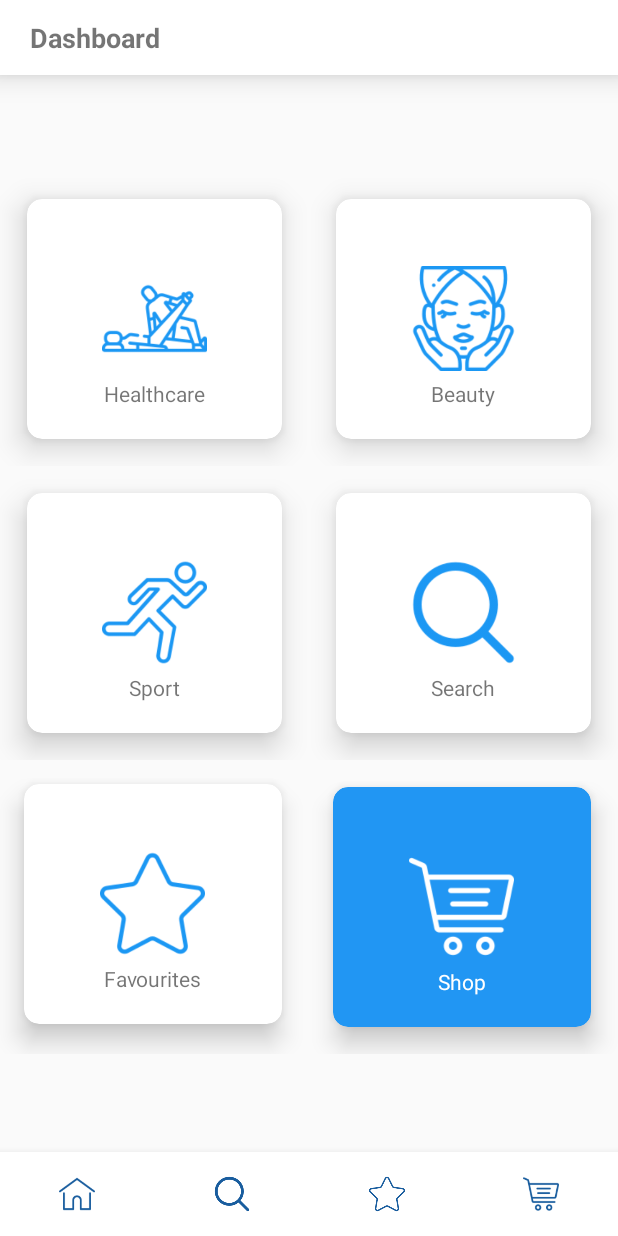
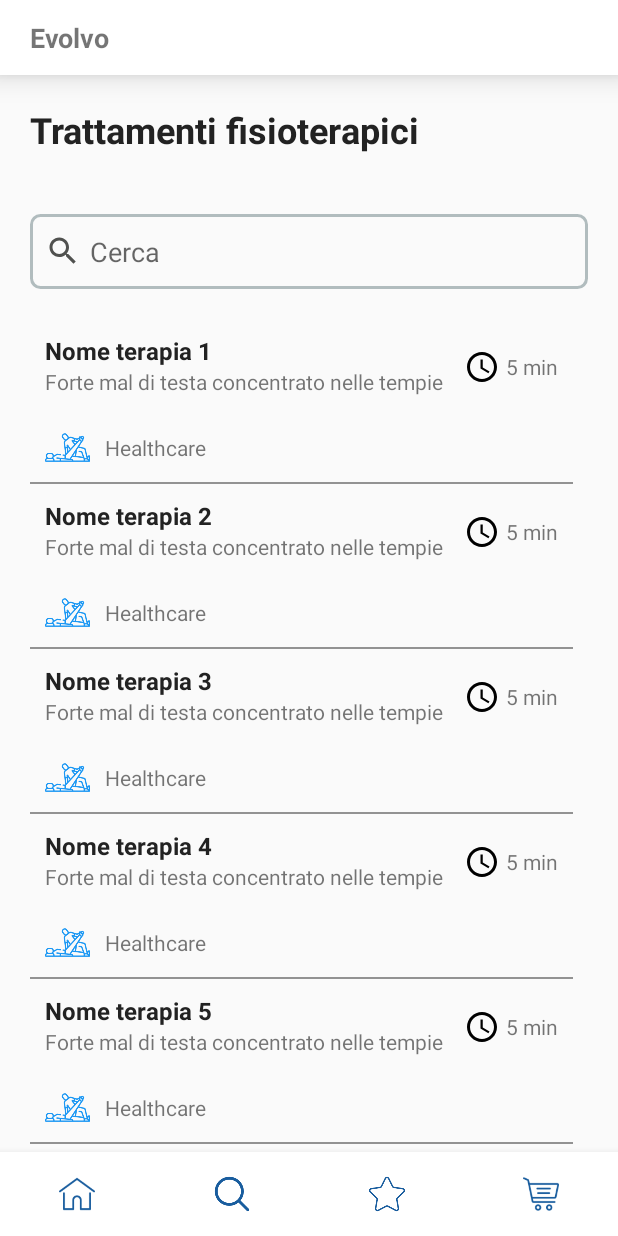
Before and after one commit to stebaia/Evolvo, an Android app: the DashboardFragment screen opened directly, with no data from a screen before it, item 2 of the bottom bar chosen, on a phone screen of 412 x 824 dp. Run offline under Robolectric (Android 15) with nearby library versions, the phone set to English and light mode, and no system bars; Roboto replaces fonts that are not available here.

Commit message:
aggiunta recyclerview

```diff
--- a/app/src/main/java/com/example/evolvo/MainActivity.kt
+++ b/app/src/main/java/com/example/evolvo/MainActivity.kt
@@ -3,7 +3,11 @@ package com.example.evolvo
 import androidx.appcompat.app.AppCompatActivity
 import android.os.Bundle
 import androidx.cardview.widget.CardView
+import androidx.fragment.app.Fragment
 import com.example.evolvo.fragments.DashboardFragment
+import com.example.evolvo.fragments.FisioChooseFragment
+import com.google.android.material.bottomnavigation.BottomNavigationView
+import kotlinx.android.synthetic.main.activity_main.*
 
 class MainActivity : AppCompatActivity() {
 
@@ -16,5 +20,37 @@ class MainActivity : AppCompatActivity() {
         if (savedInstanceState == null){
             supportFragmentManager.beginTransaction().add(R.id.container,DashboardFragment.newIstance(),"dashboard").commit()
         }
+        val bottomNavigation: BottomNavigationView = findViewById(R.id.design_bottom_sheet)
+        bottomNavigation.setOnNavigationItemSelectedListener(mOnNavigationItemSelectedListener)
+
     }
+
+
+    val mOnNavigationItemSelectedListener = BottomNavigationView.OnNavigationItemSelectedListener {item ->
+        when(item.itemId){
+            R.id.action_favourites -> {
+                return@OnNavigationItemSelectedListener true
+            }
+            R.id.action_shop -> {
+                return@OnNavigationItemSelectedListener true
+            }
+            R.id.action_dashboard -> {
+                return@OnNavigationItemSelectedListener true
+            }
+            R.id.action_search -> {
+                val songsFragment = FisioChooseFragment.newIstance()
+                openFragment(songsFragment)
+                return@OnNavigationItemSelectedListener true
+            }
+        }
+        false
+    }
+
+    private fun openFragment(fragment: Fragment) {
+        val transaction = supportFragmentManager.beginTransaction()
+        transaction.replace(R.id.container, fragment)
+        transaction.addToBackStack(null)
+        transaction.commit()
+    }
+
 }
--- a/app/src/main/java/com/example/evolvo/adapters/TherapyAdapter.kt
+++ b/app/src/main/java/com/example/evolvo/adapters/TherapyAdapter.kt
@@ -1,4 +1,29 @@
 package com.example.evolvo.adapters
 
-class TherapyAdapter () {
+import android.content.Context
+import android.view.LayoutInflater
+import android.view.View
+import android.view.ViewGroup
+import androidx.recyclerview.widget.RecyclerView
+import com.example.evolvo.R
+import com.example.evolvo.models.Therapy
+import kotlinx.android.synthetic.main.item_treathment_layout.view.*
+
+class TherapyAdapter (val therapies: ArrayList<Therapy>,val context: Context) : RecyclerView.Adapter<TherapyAdapter.ViewHolder>() {
+    override fun onCreateViewHolder(parent: ViewGroup, viewType: Int): ViewHolder {
+        return ViewHolder(LayoutInflater.from(context).inflate(R.layout.item_treathment_layout, parent, false))
+    }
+
+    override fun getItemCount(): Int {
+        return therapies.size
+    }
+
+    override fun onBindViewHolder(holder: ViewHolder, position: Int) {
+        holder?.txt_nome?.text = therapies.get(position).name
+    }
+
+    class ViewHolder (view: View) : RecyclerView.ViewHolder(view){
+        val txt_nome = view.txt_nome
+    }
+
 }
--- a/app/src/main/java/com/example/evolvo/fragments/DashboardFragment.kt
+++ b/app/src/main/java/com/example/evolvo/fragments/DashboardFragment.kt
@@ -12,14 +12,18 @@ class DashboardFragment : Fragment() {
 
     override fun onCreateView(inflater: LayoutInflater, container: ViewGroup?, savedInstanceState: Bundle?): View? {
         val view = inflater.inflate(R.layout.fragment_dashboard_menu, container, false)
-        /*var card_health  = view.findViewById<CardView>(R.id.card_health)
-        var card_beauty  = view.findViewById<CardView>(R.id.card_beauty)
+       /* val fragmentTransaction = fragmentManager?.beginTransaction()
+        var card_health  = view.findViewById<CardView>(R.id.card_health)
+        /*var card_beauty  = view.findViewById<CardView>(R.id.card_beauty)
         var card_sport  = view.findViewById<CardView>(R.id.card_sport)
         var card_search  = view.findViewById<CardView>(R.id.card_search)
         var card_favourites  = view.findViewById<CardView>(R.id.card_favourites)
         var card_shop  = view.findViewById<CardView>(R.id.card_shop)
+        */
         card_health.setOnClickListener{
-
+            if (fragmentTransaction != null) {
+                fragmentTransaction.replace(R.id.container,DashboardFragment.newIstance(),"dashboard").commit()
+            }
         }*/
         return view
     }
--- a/app/src/main/java/com/example/evolvo/fragments/FisioChooseFragment.kt
+++ b/app/src/main/java/com/example/evolvo/fragments/FisioChooseFragment.kt
@@ -5,12 +5,51 @@ import android.view.LayoutInflater
 import android.view.View
 import android.view.ViewGroup
 import androidx.fragment.app.Fragment
+import androidx.recyclerview.widget.LinearLayoutManager
+import androidx.recyclerview.widget.RecyclerView
 import com.example.evolvo.R
+import com.example.evolvo.adapters.TherapyAdapter
+import com.example.evolvo.models.Category
+import com.example.evolvo.models.Therapy
+import kotlinx.android.synthetic.main.fragment_fisio_choose_layout.*
 
 class FisioChooseFragment : Fragment() {
+
+
+    val therapies : ArrayList<Therapy> = ArrayList()
+
     override fun onCreateView(inflater: LayoutInflater, container: ViewGroup?, savedInstanceState: Bundle?): View? {
         val view = inflater.inflate(R.layout.fragment_fisio_choose_layout, container, false)
+        addTherapy()
+        var recyclerView  = view.findViewById<RecyclerView>(R.id.recyclerview_fisio)
+        recyclerView.layoutManager = LinearLayoutManager(requireContext())
+        recyclerView.adapter= TherapyAdapter(therapies, requireContext())
         return view
     }
 
+    companion object{
+        private val ARG_CAUGHT = "myFragment_cought"
+        fun newIstance():FisioChooseFragment{
+            val args: Bundle = Bundle()
+            val fragment = FisioChooseFragment()
+            return fragment
+        }
+    }
+
+    fun addTherapy(){
+        val category = Category("Healthcare")
+        for (i in 1..20){
+            val therapy = Therapy("Nome terapia "+i,
+                "Descrizione malessere abbastanza lungo",
+                "zona collo",
+                false,
+                false,
+                false,
+                true,
+                5,
+                category)
+            therapies.add(therapy)
+        }
+    }
+
 }
--- /dev/null
+++ b/app/src/main/java/com/example/evolvo/models/Category.kt
@@ -0,0 +1,4 @@
+package com.example.evolvo.models
+
+data class Category(val name : String)  {
+}
--- a/app/src/main/java/com/example/evolvo/models/Therapy.kt
+++ b/app/src/main/java/com/example/evolvo/models/Therapy.kt
@@ -1,4 +1,16 @@
 package com.example.evolvo.models
 
-class Therapy {
+data class Therapy(val name: String,
+                   val description :String,
+                   val where : String,
+                   val contugel : Boolean,
+                   val elasticoil : Boolean,
+                   val panaceaice : Boolean,
+                   val panaceahot : Boolean,
+                   val durata : Int,
+                   val category : Category) {
+
+
+
+
 }
--- a/app/src/main/res/layout/fragment_fisio_choose_layout.xml
+++ b/app/src/main/res/layout/fragment_fisio_choose_layout.xml
@@ -15,16 +15,16 @@
     />
     <EditText
             android:layout_margin="20dp"
-            android:drawablePadding="10dp"
+            android:drawablePadding="6dp"
             android:drawableLeft="@drawable/ic_search_black_24dp"
             android:background="@drawable/background_search"
-            android:padding="20dp"
+            android:padding="10dp"
             android:id="@+id/edt_search"
             android:hint="@string/search"
             android:layout_width="match_parent"
-            android:layout_height="60dp"/>
+            android:layout_height="50dp"/>
     <androidx.recyclerview.widget.RecyclerView
-            android:layout_marginLeft="20dp"
+            android:layout_marginLeft="10dp"
             android:id="@+id/recyclerview_fisio"
             android:layout_marginRight="20dp"
             android:layout_width="match_parent"
--- a/app/src/main/res/layout/item_treathment_layout.xml
+++ b/app/src/main/res/layout/item_treathment_layout.xml
@@ -1,11 +1,15 @@
 <?xml version="1.0" encoding="utf-8"?>
-<RelativeLayout xmlns:android="http://schemas.android.com/apk/res/android"
+<RelativeLayout
+
+        android:layout_marginLeft="10dp"
+        android:layout_marginRight="10dp"
+        android:layout_marginTop="10dp"
+        xmlns:android="http://schemas.android.com/apk/res/android"
                 xmlns:app="http://schemas.android.com/apk/res-auto"
                 android:orientation="vertical"
                 android:layout_width="match_parent"
                 android:layout_height="100dp">
     <TextView
-            android:layout_marginTop="10dp"
             android:layout_marginLeft="10dp"
             android:id="@+id/txt_nome"
             android:textStyle="bold"
@@ -31,6 +35,7 @@
         <LinearLayout android:layout_width="wrap_content"
                       android:layout_height="match_parent">
         <ImageView
+                android:layout_gravity="center"
                 android:src="@drawable/healthcare"
                 android:id="@+id/img_category"
                 android:layout_width="30dp"
@@ -43,6 +48,7 @@
                 android:layout_height="wrap_content"/>
         </LinearLayout>
         <LinearLayout
+                android:visibility="gone"
                 android:layout_centerVertical="true"
                 android:layout_alignParentEnd="true"
                 android:layout_width="wrap_content"
@@ -82,7 +88,6 @@
     </LinearLayout>
 
     <View
-            android:layout_alignEnd="@id/txt_descrizione"
             android:layout_alignParentBottom="true"
             android:background="@color/secondary_text"
             android:layout_width="match_parent"
--- a/app/src/main/res/layout/toolbar_layout.xml
+++ b/app/src/main/res/layout/toolbar_layout.xml
@@ -6,7 +6,7 @@
             android:textSize="18dp"
             android:id="@+id/title"
             android:textStyle="bold"
-            android:text="Dashboard"
+            android:text="@string/app_name"
             android:layout_marginLeft="20dp"
             android:layout_centerVertical="true"
             android:layout_width="wrap_content" android:layout_height="wrap_content"
```
